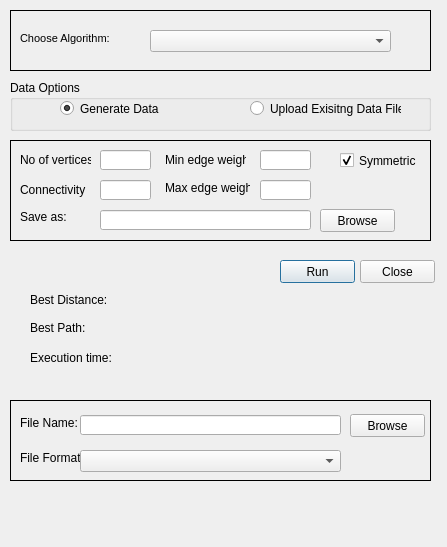
robinredX/travelling-salesman-problem, file UI/TSP.ui: the form before one commit.
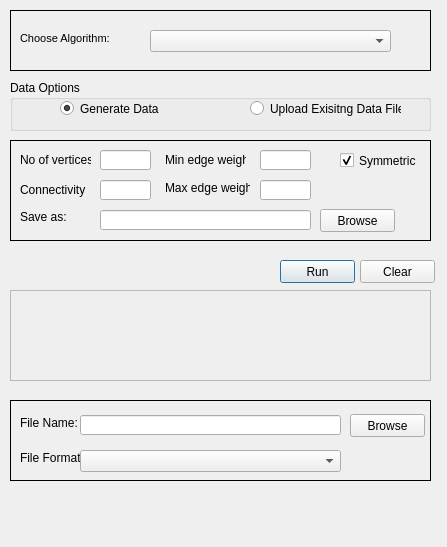
The form after the commit.

```diff
--- a/UI/TSP.ui
+++ b/UI/TSP.ui
@@ -85,33 +85,7 @@
     </rect>
    </property>
    <property name="text">
-    <string>Close</string>
-   </property>
-  </widget>
-  <widget class="QLabel" name="lblDistance">
-   <property name="geometry">
-    <rect>
-     <x>30</x>
-     <y>290</y>
-     <width>361</width>
-     <height>20</height>
-    </rect>
-   </property>
-   <property name="text">
-    <string>Best Distance:</string>
-   </property>
-  </widget>
-  <widget class="QLabel" name="lblPath">
-   <property name="geometry">
-    <rect>
-     <x>30</x>
-     <y>320</y>
-     <width>351</width>
-     <height>16</height>
-    </rect>
-   </property>
-   <property name="text">
-    <string>Best Path:</string>
+    <string>Clear</string>
    </property>
   </widget>
   <widget class="QGroupBox" name="grpData">
@@ -426,18 +400,60 @@
     </property>
    </widget>
   </widget>
-  <widget class="QLabel" name="lblExec">
+  <widget class="QFrame" name="frmResults">
    <property name="geometry">
     <rect>
-     <x>30</x>
-     <y>350</y>
-     <width>241</width>
-     <height>16</height>
+     <x>10</x>
+     <y>290</y>
+     <width>421</width>
+     <height>91</height>
     </rect>
    </property>
-   <property name="text">
-    <string>Execution time:</string>
+   <property name="frameShape">
+    <enum>QFrame::StyledPanel</enum>
    </property>
+   <property name="frameShadow">
+    <enum>QFrame::Raised</enum>
+   </property>
+   <widget class="QLabel" name="lblExec">
+    <property name="geometry">
+     <rect>
+      <x>10</x>
+      <y>50</y>
+      <width>241</width>
+      <height>16</height>
+     </rect>
+    </property>
+    <property name="text">
+     <string/>
+    </property>
+   </widget>
+   <widget class="QLabel" name="lblPath">
+    <property name="geometry">
+     <rect>
+      <x>10</x>
+      <y>10</y>
+      <width>351</width>
+      <height>16</height>
+     </rect>
+    </property>
+    <property name="text">
+     <string/>
+    </property>
+   </widget>
+   <widget class="QLabel" name="lblDistance">
+    <property name="geometry">
+     <rect>
+      <x>10</x>
+      <y>30</y>
+      <width>361</width>
+      <height>16</height>
+     </rect>
+    </property>
+    <property name="text">
+     <string/>
+    </property>
+   </widget>
   </widget>
   <zorder>frmAlgo</zorder>
   <zorder>cboAlgo</zorder>
```
Left out of the diff: 35 changed lines with no effect on the pictures.
